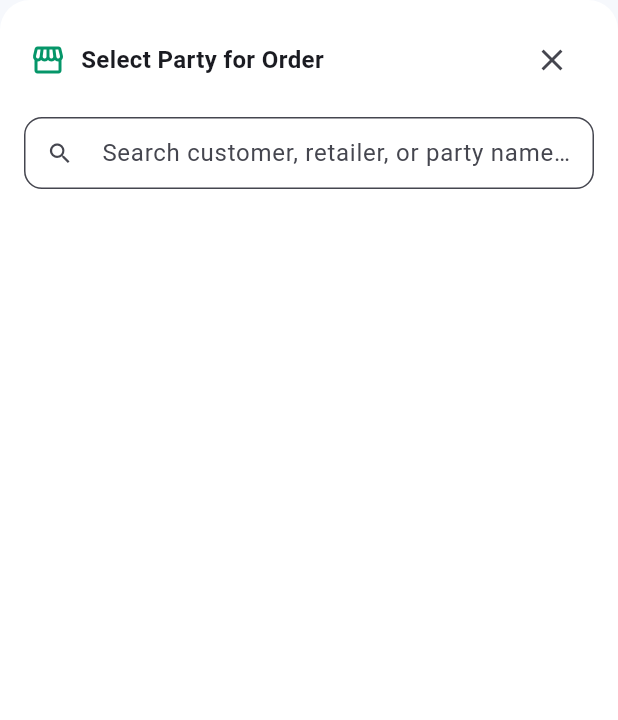
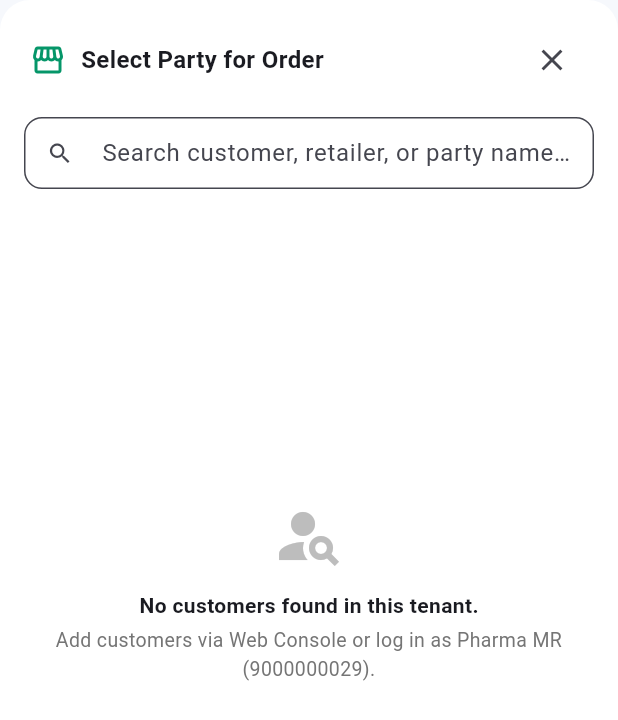
Before and after one commit to DileepJexpert/katasticho-mr-salesman-app, a Flutter app: the _SelectPartySheet widget shown alone on an empty page, opened directly with empty values, on a phone screen of 412 x 824 dp. Shown: the top 720 px of the screen. Run offline on Flutter 3.47's test engine with Material 3 defaults, Android fonts, the phone set to English and light mode, and no system bars; our stand-ins replace dio, flutter_riverpod, geolocator, image_picker, shared_preferences, signature; missing offline and left inert: flutter_background_service; accounts and stored records are empty; network calls fail.

Commit message:
feat(orders): add informative empty state in party selector modal

```diff
--- a/lib/src/features/orders/orders_screen.dart
+++ b/lib/src/features/orders/orders_screen.dart
@@ -681,14 +681,49 @@ class _SelectPartySheetState extends State<_SelectPartySheet> {
             ),
           ),
           Expanded(
-            child: ListView.separated(
+            child: filtered.isEmpty
+                ? Center(
+                    child: Padding(
+                      padding: const EdgeInsets.all(24),
+                      child: Column(
+                        mainAxisAlignment: MainAxisAlignment.center,
+                        children: [
+                          Icon(
+                            Icons.person_search,
+                            size: 48,
+                            color: Colors.grey.shade400,
+                          ),
+                          const SizedBox(height: 12),
+                          Text(
+                            _filter.isEmpty
+                                ? 'No customers found in this tenant.'
+                                : 'No party matching "$_filter"',
+                            style: const TextStyle(fontWeight: FontWeight.bold),
+                          ),
+                          const SizedBox(height: 4),
+                          Text(
+                            _filter.isEmpty
+                                ? 'Add customers via Web Console or log in as Pharma MR (9000000029).'
+                                : 'Try searching by name, city, or phone.',
+                            textAlign: TextAlign.center,
+                            style: TextStyle(
+                              color: Colors.grey.shade600,
+                              fontSize: 13,
+                            ),
+                          ),
+                        ],
+                      ),
+                    ),
+                  )
+                : ListView.separated(
                     padding: const EdgeInsets.all(16),
                     itemCount: filtered.length,
                     separatorBuilder: (_, __) => const Divider(height: 1),
                     itemBuilder: (ctx, i) {
                       final c = filtered[i];
                       final name = c['displayName']?.toString() ?? 'Party';
-                final cat = c['medicalCategory']?.toString().toUpperCase();
+                      final cat =
+                          c['medicalCategory']?.toString().toUpperCase();
                       final city = c['billingCity']?.toString() ?? '';
                       final isChemist = cat == 'CHEMIST' || cat == 'RETAILER';
 
@@ -699,11 +734,16 @@ class _SelectPartySheetState extends State<_SelectPartySheet> {
                               : Colors.blue.withValues(alpha: 0.1),
                           child: Icon(
                             isChemist ? Icons.local_pharmacy : Icons.business,
-                      color: isChemist ? const Color(0xFF059669) : Colors.blue,
+                            color: isChemist
+                                ? const Color(0xFF059669)
+                                : Colors.blue,
                             size: 20,
                           ),
                         ),
-                  title: Text(name, style: const TextStyle(fontWeight: FontWeight.bold)),
+                        title: Text(
+                          name,
+                          style: const TextStyle(fontWeight: FontWeight.bold),
+                        ),
                         subtitle: Text([
                           if (cat != null) cat,
                           if (city.isNotEmpty) city,
```
Lines whose indentation alone changed are shown as unchanged.
